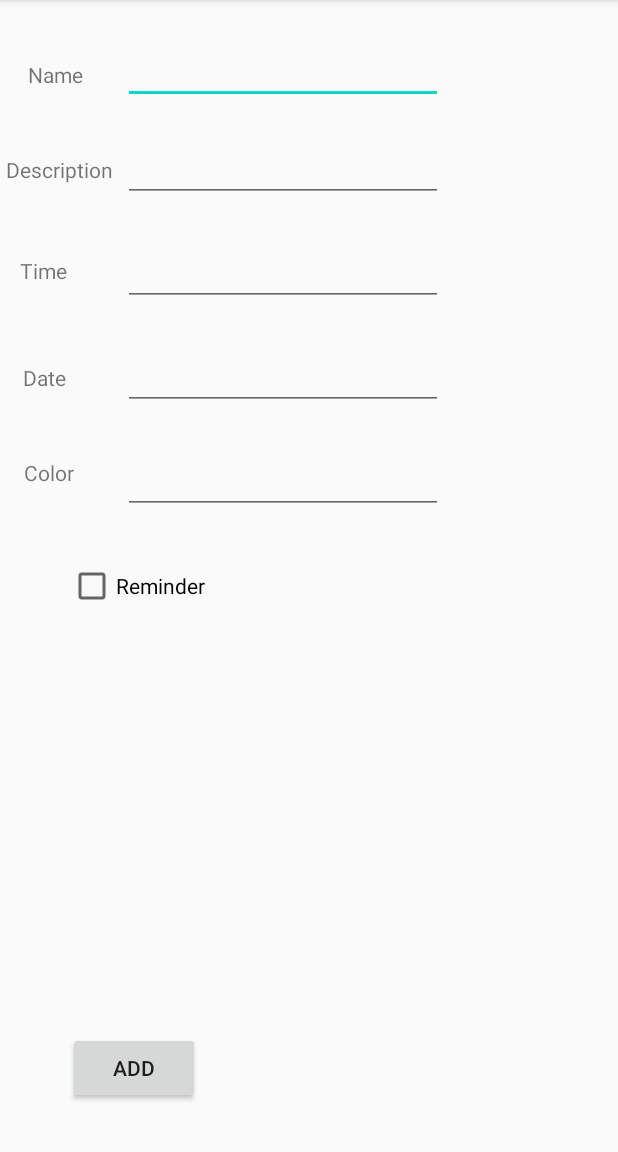
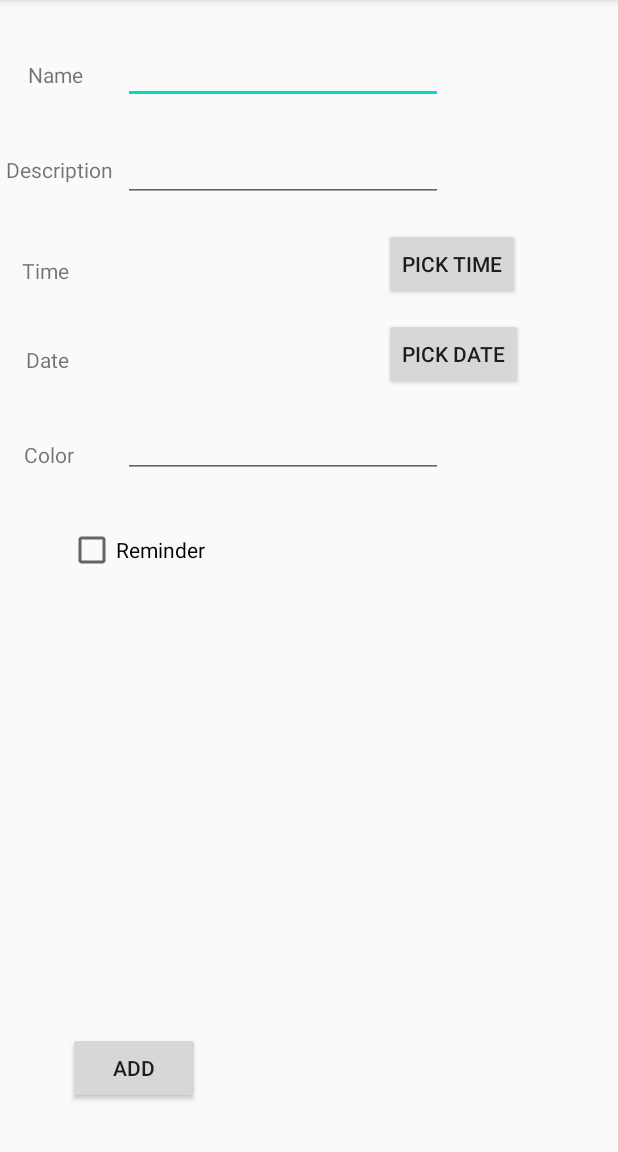
Before and after one commit to D3deR/SmartManager, an Android app: the AddActivity screen opened directly, with no data from a screen before it, on a phone screen of 412 x 824 dp, the part 84-1236 px from its top. Run offline under Robolectric (Android 15) with nearby library versions, the phone set to English and light mode, and no system bars; our stand-ins replace Firebase (no records; nobody signed in at launch, a user with empty details on screens opened directly).

Commit message:
Date and time picker added.

```diff
--- a/app/src/main/java/com/example/smartmanager/AddActivity.kt
+++ b/app/src/main/java/com/example/smartmanager/AddActivity.kt
@@ -1,29 +1,62 @@
 package com.example.smartmanager
 
+import android.app.DatePickerDialog
+import android.app.TimePickerDialog
+import android.os.Build
 import androidx.appcompat.app.AppCompatActivity
 import android.os.Bundle
-import android.widget.Button
-import android.widget.CheckBox
-import android.widget.EditText
-import android.widget.Toast
+import android.widget.*
+import androidx.annotation.RequiresApi
 import com.example.smartmanager.model.Activity
 import com.google.firebase.auth.FirebaseAuth
 import com.google.firebase.database.FirebaseDatabase
+import java.text.SimpleDateFormat
+import java.util.*
+import javax.xml.datatype.DatatypeConstants.MONTHS
 
 class AddActivity : AppCompatActivity() {
 
     val firebaseUser = FirebaseAuth.getInstance()
 
+    @RequiresApi(Build.VERSION_CODES.N)
     override fun onCreate(savedInstanceState: Bundle?) {
         super.onCreate(savedInstanceState)
         setContentView(R.layout.activity_add)
+
+        val timeBtn  = findViewById<Button>(R.id.timeBtn)
+        val dateBtn = findViewById<Button>(R.id.dateBtn)
+        val timeView = findViewById<TextView>(R.id.editTextTime)
+        val dateView = findViewById<TextView>(R.id.editTextDate)
+        timeBtn.setOnClickListener{
+                val cal = Calendar.getInstance()
+                val timeSetListener = TimePickerDialog.OnTimeSetListener { timePicker, hour, minute ->
+                    cal.set(Calendar.HOUR_OF_DAY, hour)
+                    cal.set(Calendar.MINUTE, minute)
+                    timeView.text = SimpleDateFormat("HH:mm").format(cal.time)
+                }
+                TimePickerDialog(this, timeSetListener, cal.get(Calendar.HOUR_OF_DAY), cal.get(Calendar.MINUTE), true).show()
+            }
+
+        dateBtn.setOnClickListener{
+            val c = Calendar.getInstance()
+            val year = c.get(Calendar.YEAR)
+            val month = c.get(Calendar.MONTH)
+            val day = c.get(Calendar.DAY_OF_MONTH)
+
+
+            val dpd = DatePickerDialog(this, DatePickerDialog.OnDateSetListener { view, year, monthOfYear, dayOfMonth ->
+
+                dateView.text="$dayOfMonth/$monthOfYear/$year"
+            }, year, month, day)
+            dpd.show()
+        }
 
         val uploadBtn = findViewById<Button>(R.id.buttonUploadActivity) as Button
         uploadBtn.setOnClickListener{
             val activityName : EditText = findViewById(R.id.editTextActivityName)
             val activityDescription : EditText = findViewById(R.id.editTextActivityDescription)
-            val activityStartTime : EditText = findViewById(R.id.editTextTime)
-            val activityDate : EditText = findViewById(R.id.editTextDate)
+            val activityStartTime : TextView = findViewById(R.id.editTextTime)
+            val activityDate : TextView = findViewById(R.id.editTextDate)
             val activityColor : EditText = findViewById(R.id.editTextColor)
             val reminder : CheckBox = findViewById(R.id.checkBoxReminder)
 
--- a/app/src/main/res/layout/activity_add.xml
+++ b/app/src/main/res/layout/activity_add.xml
@@ -54,43 +54,69 @@
         app:layout_constraintStart_toStartOf="parent"
         app:layout_constraintTop_toBottomOf="@+id/textView2" />
 
-    <EditText
+
+    <Button
+        android:id="@id/dateBtn"
+        android:layout_width="wrap_content"
+        android:layout_height="wrap_content"
+        android:layout_marginStart="256dp"
+        android:layout_marginTop="212dp"
+        android:layout_marginEnd="65dp"
+        android:text="@string/pick_date"
+        app:layout_constraintEnd_toEndOf="parent"
+        app:layout_constraintHorizontal_bias="0.0"
+        app:layout_constraintStart_toStartOf="parent"
+        app:layout_constraintTop_toTopOf="parent" />
+
+    <TextView
         android:id="@+id/editTextDate"
         android:layout_width="wrap_content"
         android:layout_height="wrap_content"
-        android:layout_marginTop="24dp"
+        android:layout_marginTop="40dp"
+        android:autofillHints="Date"
         android:ems="10"
-        android:inputType="date"
         app:layout_constraintEnd_toEndOf="parent"
-        app:layout_constraintHorizontal_bias="0.412"
+        app:layout_constraintHorizontal_bias="0.336"
         app:layout_constraintStart_toStartOf="parent"
-        app:layout_constraintTop_toBottomOf="@+id/editTextTime"
-        android:autofillHints="Date" />
+        app:layout_constraintTop_toBottomOf="@+id/editTextTime" />
 
     <TextView
         android:id="@+id/textView4"
         android:layout_width="wrap_content"
         android:layout_height="wrap_content"
-        android:layout_marginTop="52dp"
+        android:layout_marginTop="40dp"
         android:layout_marginEnd="24dp"
         android:text="Date"
         app:layout_constraintEnd_toStartOf="@+id/editTextDate"
-        app:layout_constraintHorizontal_bias="0.533"
+        app:layout_constraintHorizontal_bias="0.551"
         app:layout_constraintStart_toStartOf="parent"
         app:layout_constraintTop_toBottomOf="@+id/textView5" />
 
-    <EditText
+    <TextView
         android:id="@+id/editTextTime"
         android:layout_width="wrap_content"
         android:layout_height="wrap_content"
-        android:layout_marginTop="24dp"
+        android:layout_marginTop="36dp"
+        android:autofillHints="Time"
         android:ems="10"
-        android:inputType="time"
         app:layout_constraintEnd_toEndOf="parent"
-        app:layout_constraintHorizontal_bias="0.412"
+        app:layout_constraintHorizontal_bias="0.336"
         app:layout_constraintStart_toStartOf="parent"
-        app:layout_constraintTop_toBottomOf="@+id/editTextActivityDescription"
-        android:autofillHints="Time" />
+        app:layout_constraintTop_toBottomOf="@+id/editTextActivityDescription" />
+
+
+    <Button
+        android:id = "@id/timeBtn"
+        android:layout_width="wrap_content"
+        android:layout_height="wrap_content"
+        android:layout_marginStart="256dp"
+        android:layout_marginTop="152dp"
+        android:layout_marginEnd="65dp"
+        android:text="@string/pick_time"
+        app:layout_constraintEnd_toEndOf="parent"
+        app:layout_constraintHorizontal_bias="1.0"
+        app:layout_constraintStart_toStartOf="parent"
+        app:layout_constraintTop_toTopOf="parent" />
 
     <TextView
         android:id="@+id/textView5"
@@ -98,7 +124,7 @@
         android:layout_height="wrap_content"
         android:layout_marginTop="48dp"
         android:layout_marginEnd="24dp"
-        android:text="Time"
+        android:text="@string/time"
         app:layout_constraintEnd_toStartOf="@+id/editTextTime"
         app:layout_constraintStart_toStartOf="parent"
         app:layout_constraintTop_toBottomOf="@+id/textView3" />
--- /dev/null
+++ b/app/src/main/res/values/ids.xml
@@ -0,0 +1,5 @@
+<?xml version="1.0" encoding="utf-8"?>
+<resources>
+    <item name="timeBtn" type="id" />
+    <item name="dateBtn" type="id" />
+</resources>
--- a/app/src/main/res/values/strings.xml
+++ b/app/src/main/res/values/strings.xml
@@ -32,4 +32,7 @@
     <string name="google_register">Log in with google</string>
     <string name="login1">Already have an account?</string>
     <string name="login2">Log in instead</string>
+    <string name="time">Time</string>
+    <string name="pick_time">Pick time</string>
+    <string name="pick_date">pick date</string>
 </resources>
```
